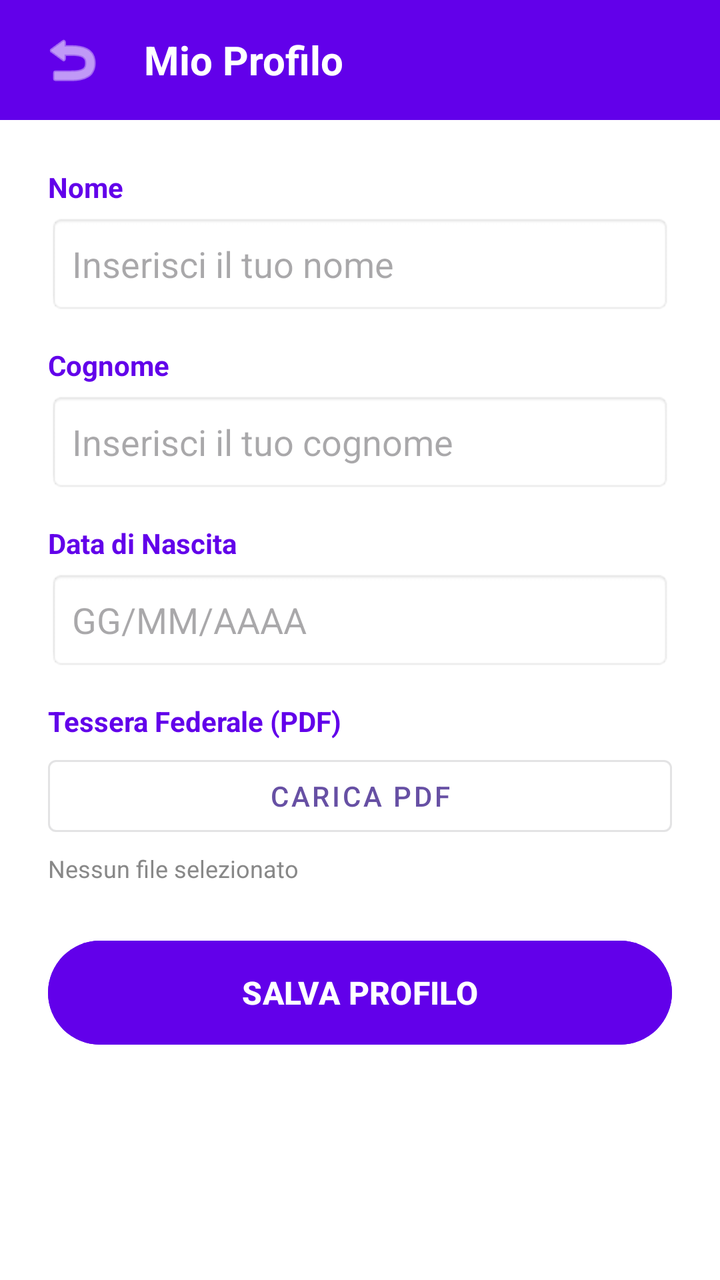
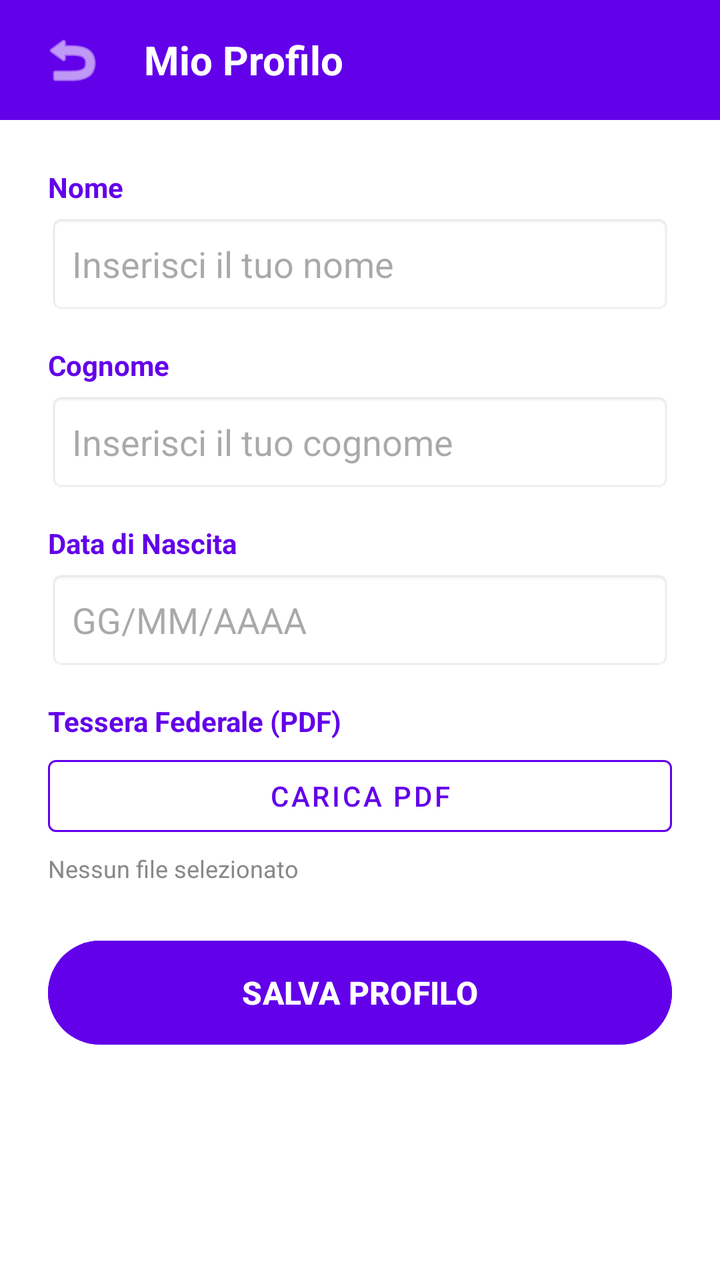

The first picture is an Android layout as it rendered before a commit; the second is the same layout after the commit. The layout source and the unified diff follow.
<!-- AndroidManifest.xml: application theme Theme.GinnasticaRitmica -->
<!-- res/layout/fragment_profilo_allenatrice.xml -->
<?xml version="1.0" encoding="utf-8"?>
<layout xmlns:android="http://schemas.android.com/apk/res/android"
    xmlns:app="http://schemas.android.com/apk/res-auto">

    <LinearLayout
        android:layout_width="match_parent"
        android:layout_height="match_parent"
        android:orientation="vertical"
        android:background="#FFFFFF">

        
        <LinearLayout
            android:layout_width="match_parent"
            android:layout_height="60dp"
            android:background="#6200EA"
            android:gravity="center_vertical"
            android:orientation="horizontal"
            android:paddingHorizontal="16dp">

            <ImageButton
                android:id="@+id/btnTornaIndietro"
                android:layout_width="40dp"
                android:layout_height="40dp"
                android:background="?attr/selectableItemBackgroundBorderless"
                android:src="@android:drawable/ic_menu_revert"
                app:tint="#FFFFFF" />

            <TextView
                android:layout_width="wrap_content"
                android:layout_height="wrap_content"
                android:layout_marginStart="16dp"
                android:text="Mio Profilo"
                android:textColor="#FFFFFF"
                android:textSize="20sp"
                android:textStyle="bold" />
        </LinearLayout>

        
        <ScrollView
            android:layout_width="match_parent"
            android:layout_height="match_parent"
            android:fillViewport="true">

            <LinearLayout
                android:layout_width="match_parent"
                android:layout_height="wrap_content"
                android:orientation="vertical"
                android:padding="24dp">

                <TextView
                    android:layout_width="wrap_content"
                    android:layout_height="wrap_content"
                    android:text="Nome"
                    android:textColor="#6200EA"
                    android:textStyle="bold"
                    android:layout_marginBottom="4dp"/>
                <EditText
                    android:id="@+id/etNomeAllenatrice"
                    android:layout_width="match_parent"
                    android:layout_height="50dp"
                    android:background="@android:drawable/editbox_background"
                    android:hint="Inserisci il tuo nome"
                    android:inputType="textPersonName"
                    android:paddingHorizontal="12dp"
                    android:layout_marginBottom="16dp"/>

                <TextView
                    android:layout_width="wrap_content"
                    android:layout_height="wrap_content"
                    android:text="Cognome"
                    android:textColor="#6200EA"
                    android:textStyle="bold"
                    android:layout_marginBottom="4dp"/>
                <EditText
                    android:id="@+id/etCognomeAllenatrice"
                    android:layout_width="match_parent"
                    android:layout_height="50dp"
                    android:background="@android:drawable/editbox_background"
                    android:hint="Inserisci il tuo cognome"
                    android:inputType="textPersonName"
                    android:paddingHorizontal="12dp"
                    android:layout_marginBottom="16dp"/>

                <TextView
                    android:layout_width="wrap_content"
                    android:layout_height="wrap_content"
                    android:text="Data di Nascita"
                    android:textColor="#6200EA"
                    android:textStyle="bold"
                    android:layout_marginBottom="4dp"/>
                <EditText
                    android:id="@+id/etDataNascitaAllenatrice"
                    android:layout_width="match_parent"
                    android:layout_height="50dp"
                    android:background="@android:drawable/editbox_background"
                    android:hint="GG/MM/AAAA"
                    android:inputType="date"
                    android:paddingHorizontal="12dp"
                    android:layout_marginBottom="16dp"/>

                <TextView
                    android:layout_width="wrap_content"
                    android:layout_height="wrap_content"
                    android:text="Tessera Federale (PDF)"
                    android:textColor="#6200EA"
                    android:textStyle="bold"
                    android:layout_marginBottom="4dp"/>

                <LinearLayout
                    android:layout_width="match_parent"
                    android:layout_height="wrap_content"
                    android:orientation="horizontal"
                    android:layout_marginBottom="4dp">

                    <Button
                        android:id="@+id/btnCaricaTessera"
                        style="@style/Widget.MaterialComponents.Button.OutlinedButton"
                        android:layout_width="0dp"
                        android:layout_height="wrap_content"
                        android:layout_weight="1"
                        android:text="Carica PDF" />

                    <Button
                        android:id="@+id/btnVisualizzaTessera"
                        android:layout_width="0dp"
                        android:layout_height="wrap_content"
                        android:layout_weight="1"
                        android:text="Visualizza"
                        android:backgroundTint="#03DAC5"
                        android:textColor="#000000"
                        android:visibility="gone"
                        android:layout_marginEnd="4dp"/>

                    <Button
                        android:id="@+id/btnCambiaTessera"
                        style="@style/Widget.MaterialComponents.Button.OutlinedButton"
                        android:layout_width="0dp"
                        android:layout_height="wrap_content"
                        android:layout_weight="1"
                        android:text="Cambia"
                        android:visibility="gone"
                        android:layout_marginStart="4dp"/>
                </LinearLayout>

                <TextView
                    android:id="@+id/tvStatoFile"
                    android:layout_width="match_parent"
                    android:layout_height="wrap_content"
                    android:text="Nessun file selezionato"
                    android:textSize="12sp"
                    android:textColor="#888888"
                    android:layout_marginBottom="24dp"/>



                <Button
                    android:id="@+id/btnSalvaProfilo"
                    android:layout_width="match_parent"
                    android:layout_height="60dp"
                    android:text="SALVA PROFILO"
                    android:backgroundTint="#6200EA"
                    android:textColor="#FFFFFF"
                    android:textStyle="bold"
                    android:textSize="16sp"/>

            </LinearLayout>
        </ScrollView>
    </LinearLayout>
</layout>
<!-- resources referenced by this layout -->
<resources>
  <style name="Theme.GinnasticaRitmica" parent="Base.Theme.GinnasticaRitmica" />
  <style name="Base.Theme.GinnasticaRitmica" parent="Theme.Material3.DayNight.NoActionBar">
          
          
      </style>
</resources>

<!-- the commit's change to res/layout/fragment_profilo_allenatrice.xml (unified diff, before → after) -->
@@ -6,13 +6,12 @@
         android:layout_width="match_parent"
         android:layout_height="match_parent"
         android:orientation="vertical"
-        android:background="#FFFFFF">
+        android:background="@color/sfondo_app">
 
-        
         <LinearLayout
             android:layout_width="match_parent"
             android:layout_height="60dp"
-            android:background="#6200EA"
+            android:background="@color/viola_torre"
             android:gravity="center_vertical"
             android:orientation="horizontal"
             android:paddingHorizontal="16dp">
@@ -23,19 +22,18 @@
                 android:layout_height="40dp"
                 android:background="?attr/selectableItemBackgroundBorderless"
                 android:src="@android:drawable/ic_menu_revert"
-                app:tint="#FFFFFF" />
+                app:tint="@android:color/white" />
 
             <TextView
                 android:layout_width="wrap_content"
                 android:layout_height="wrap_content"
                 android:layout_marginStart="16dp"
                 android:text="Mio Profilo"
-                android:textColor="#FFFFFF"
+                android:textColor="@android:color/white"
                 android:textSize="20sp"
                 android:textStyle="bold" />
         </LinearLayout>
 
-        
         <ScrollView
             android:layout_width="match_parent"
             android:layout_height="match_parent"
@@ -51,7 +49,7 @@
                     android:layout_width="wrap_content"
                     android:layout_height="wrap_content"
                     android:text="Nome"
-                    android:textColor="#6200EA"
+                    android:textColor="@color/viola_torre"
                     android:textStyle="bold"
                     android:layout_marginBottom="4dp"/>
                 <EditText
@@ -68,7 +66,7 @@
                     android:layout_width="wrap_content"
                     android:layout_height="wrap_content"
                     android:text="Cognome"
-                    android:textColor="#6200EA"
+                    android:textColor="@color/viola_torre"
                     android:textStyle="bold"
                     android:layout_marginBottom="4dp"/>
                 <EditText
@@ -85,7 +83,7 @@
                     android:layout_width="wrap_content"
                     android:layout_height="wrap_content"
                     android:text="Data di Nascita"
-                    android:textColor="#6200EA"
+                    android:textColor="@color/viola_torre"
                     android:textStyle="bold"
                     android:layout_marginBottom="4dp"/>
                 <EditText
@@ -102,7 +100,7 @@
                     android:layout_width="wrap_content"
                     android:layout_height="wrap_content"
                     android:text="Tessera Federale (PDF)"
-                    android:textColor="#6200EA"
+                    android:textColor="@color/viola_torre"
                     android:textStyle="bold"
                     android:layout_marginBottom="4dp"/>
 
@@ -118,6 +116,8 @@
                         android:layout_width="0dp"
                         android:layout_height="wrap_content"
                         android:layout_weight="1"
+                        android:textColor="@color/viola_torre"
+                        app:strokeColor="@color/viola_torre"
                         android:text="Carica PDF" />
 
                     <Button
@@ -126,8 +126,8 @@
                         android:layout_height="wrap_content"
                         android:layout_weight="1"
                         android:text="Visualizza"
-                        android:backgroundTint="#03DAC5"
-                        android:textColor="#000000"
+                        android:backgroundTint="@color/verde_acqua_bottoni"
+                        android:textColor="@color/testo_titoli"
                         android:visibility="gone"
                         android:layout_marginEnd="4dp"/>
 
@@ -138,6 +138,8 @@
                         android:layout_height="wrap_content"
                         android:layout_weight="1"
                         android:text="Cambia"
+                        android:textColor="@color/viola_torre"
+                        app:strokeColor="@color/viola_torre"
                         android:visibility="gone"
                         android:layout_marginStart="4dp"/>
                 </LinearLayout>
@@ -148,18 +150,16 @@
                     android:layout_height="wrap_content"
                     android:text="Nessun file selezionato"
                     android:textSize="12sp"
-                    android:textColor="#888888"
+                    android:textColor="@color/testo_chiaro"
                     android:layout_marginBottom="24dp"/>
-
-
 
                 <Button
                     android:id="@+id/btnSalvaProfilo"
                     android:layout_width="match_parent"
                     android:layout_height="60dp"
                     android:text="SALVA PROFILO"
-                    android:backgroundTint="#6200EA"
-                    android:textColor="#FFFFFF"
+                    android:backgroundTint="@color/viola_torre"
+                    android:textColor="@android:color/white"
                     android:textStyle="bold"
                     android:textSize="16sp"/>
 
<!-- resource entries referenced after the edit -->
@@ -1,5 +1,10 @@
 <!-- resources referenced by this layout -->
 <resources>
+  <color name="sfondo_app">#FFFFFF</color>
+  <color name="testo_chiaro">#888888</color>
+  <color name="testo_titoli">#000000</color>
+  <color name="verde_acqua_bottoni">#03DAC5</color>
+  <color name="viola_torre">#6200EA</color>
   <style name="Theme.GinnasticaRitmica" parent="Base.Theme.GinnasticaRitmica" />
   <style name="Base.Theme.GinnasticaRitmica" parent="Theme.Material3.DayNight.NoActionBar">
           
